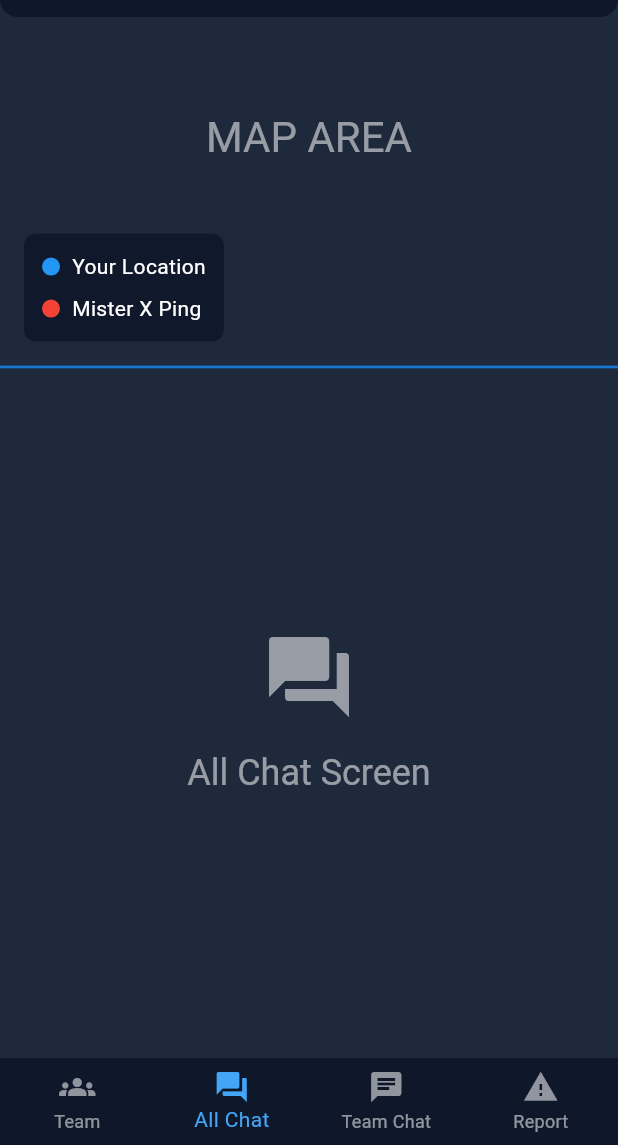
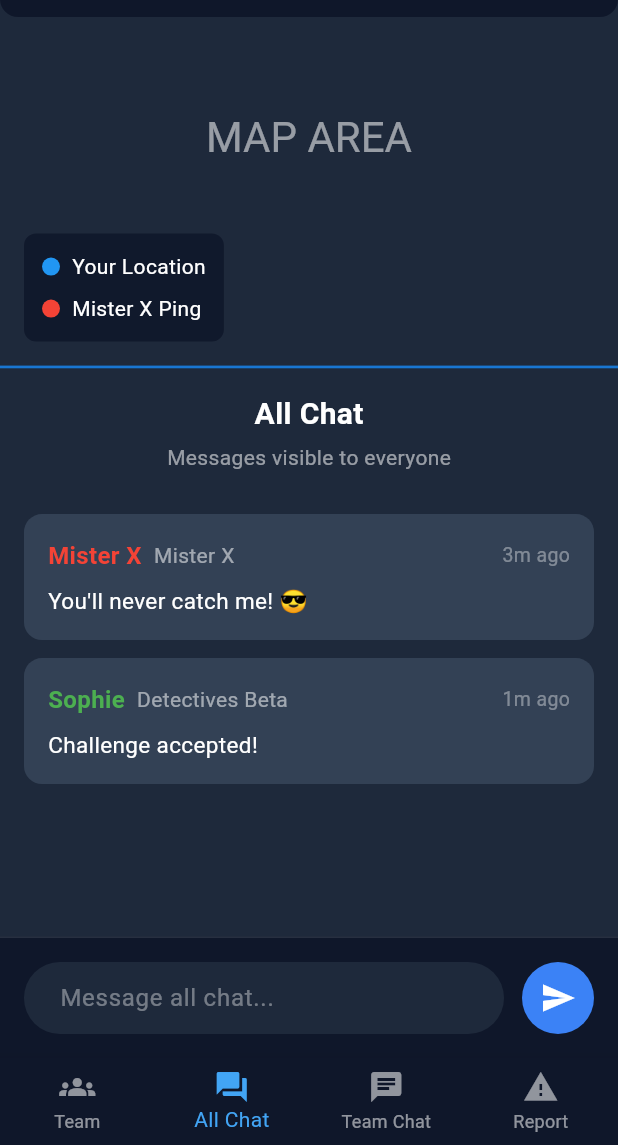
Before and after one commit to htlleonding-x-act/x-act, a Flutter app: the screen it shows after launch, item 2 of the bottom bar chosen, on a phone screen of 412 x 824 dp, the part 91-1236 px from its top. Run offline on Flutter 3.47's test engine with Material 3 defaults, Android fonts, the phone set to English and light mode, and no system bars.

Commit message:
feat(frontend/all-chat): add dummy messages with message send input

```diff
--- a/xact_frontend/lib/screens/all_chat_screen.dart
+++ b/xact_frontend/lib/screens/all_chat_screen.dart
@@ -7,16 +7,158 @@ class AllChatScreen extends StatelessWidget {
   Widget build(BuildContext context) {
     return Container(
       color: const Color(0xFF1E293B),
-      child: Center(
-        child: Column(
-          mainAxisAlignment: MainAxisAlignment.center,
-          children: [
-            Icon(Icons.forum, size: 64, color: Colors.white54),
-            const SizedBox(height: 16),
-            Text('All Chat Screen', style: Theme.of(context).textTheme.headlineSmall?.copyWith(color: Colors.white54)),
-          ],
-        ),
+      child: Column(
+        children: [
+          Container(
+            padding: const EdgeInsets.all(16),
+            child: Column(
+              crossAxisAlignment: CrossAxisAlignment.center,
+              children: [
+                Text(
+                  'All Chat',
+                  style: TextStyle(
+                    color: Colors.white,
+                    fontSize: 20,
+                    fontWeight: FontWeight.bold,
+                  ),
+                ),
+                const SizedBox(height: 4),
+                Text(
+                  'Messages visible to everyone',
+                  style: TextStyle(color: Colors.white54, fontSize: 14),
+                ),
+              ],
+            ),
+          ),
+          Expanded(
+            child: ListView(
+              padding: const EdgeInsets.symmetric(horizontal: 16),
+              children: [
+                const SizedBox(height: 12),
+                _ChatMessage(
+                  senderName: 'Mister X',
+                  teamName: 'Mister X',
+                  message: 'You\'ll never catch me! 😎',
+                  timeAgo: 3,
+                  nameColor: Colors.red,
+                ),
+                const SizedBox(height: 12),
+                _ChatMessage(
+                  senderName: 'Sophie',
+                  teamName: 'Detectives Beta',
+                  message: 'Challenge accepted!',
+                  timeAgo: 1,
+                  nameColor: Colors.green,
+                ),
+                const SizedBox(height: 16),
+              ],
+            ),
+          ),
+          Container(
+            padding: const EdgeInsets.all(16),
+            decoration: BoxDecoration(
+              color: const Color(0xFF0F172A),
+              border: Border(top: BorderSide(color: Colors.white10, width: 1)),
+            ),
+            child: SafeArea(
+              child: Row(
+                children: [
+                  Expanded(
+                    child: TextField(
+                      style: const TextStyle(color: Colors.white),
+                      decoration: InputDecoration(
+                        hintText: 'Message all chat...',
+                        hintStyle: TextStyle(color: Colors.white38),
+                        filled: true,
+                        fillColor: const Color(0xFF1E293B),
+                        border: OutlineInputBorder(
+                          borderRadius: BorderRadius.circular(24),
+                          borderSide: BorderSide.none,
+                        ),
+                        contentPadding: const EdgeInsets.symmetric(
+                          horizontal: 20,
+                          vertical: 12,
+                        ),
+                      ),
+                      maxLines: null,
+                      textInputAction: TextInputAction.send,
+                    ),
+                  ),
+                  const SizedBox(width: 12),
+                  Container(
+                    decoration: BoxDecoration(
+                      color: const Color(0xFF3B82F6),
+                      borderRadius: BorderRadius.circular(24),
+                    ),
+                    child: IconButton(
+                      icon: const Icon(Icons.send, color: Colors.white),
+                      onPressed: () {
+                        // TODO: implement send message functionality
+                      },
+                    ),
+                  ),
+                ],
+              ),
+            ),
+          ),
+        ],
       ),
     );
   }
 }
+
+class _ChatMessage extends StatelessWidget {
+  final String senderName;
+  final String teamName;
+  final String message;
+  final int timeAgo;
+  final Color nameColor;
+
+  const _ChatMessage({
+    required this.senderName,
+    required this.teamName,
+    required this.message,
+    required this.timeAgo,
+    required this.nameColor,
+  });
+
+  @override
+  Widget build(BuildContext context) {
+    return Container(
+      padding: const EdgeInsets.all(16),
+      decoration: BoxDecoration(
+        color: const Color(0xFF334155),
+        borderRadius: BorderRadius.circular(12),
+      ),
+      child: Column(
+        crossAxisAlignment: CrossAxisAlignment.start,
+        children: [
+          Row(
+            children: [
+              Text(
+                senderName,
+                style: TextStyle(
+                  color: nameColor,
+                  fontSize: 16,
+                  fontWeight: FontWeight.bold,
+                ),
+              ),
+              const SizedBox(width: 8),
+              Text(
+                teamName,
+                style: TextStyle(color: Colors.white54, fontSize: 14),
+              ),
+              const Spacer(),
+              Text(
+                '${timeAgo}m ago',
+                style: TextStyle(color: Colors.white38, fontSize: 13),
+              ),
+            ],
+          ),
+          const SizedBox(height: 8),
+          Text(message, style: TextStyle(color: Colors.white, fontSize: 15)),
+        ],
+      ),
+    );
+  }
+}
```
